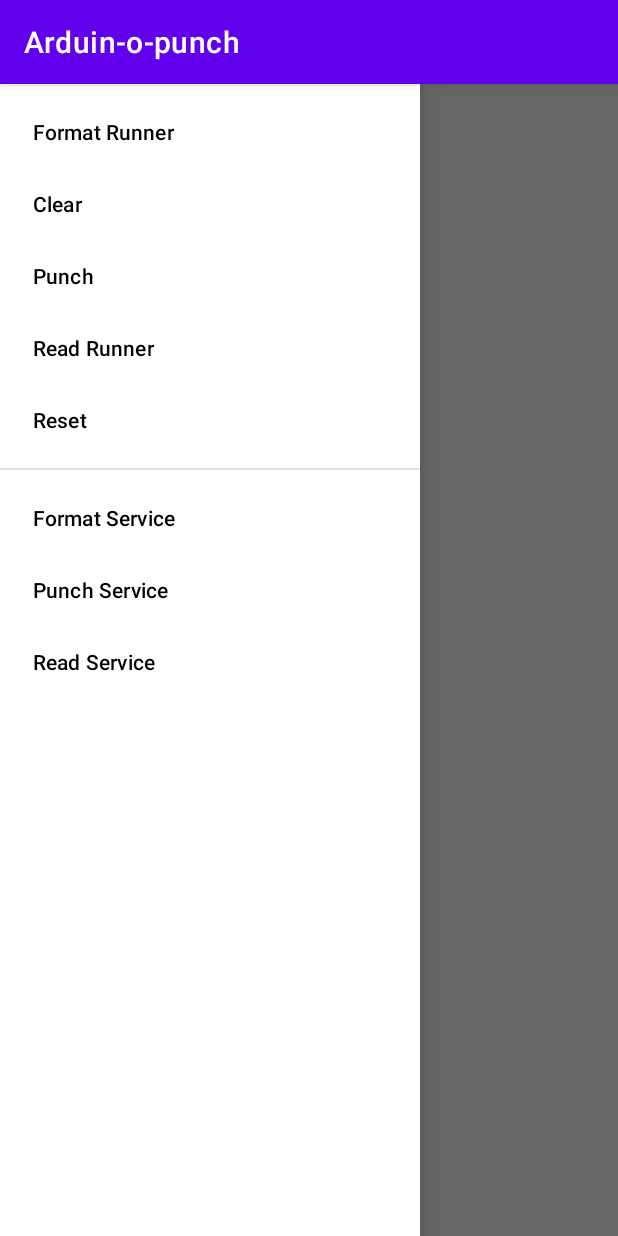
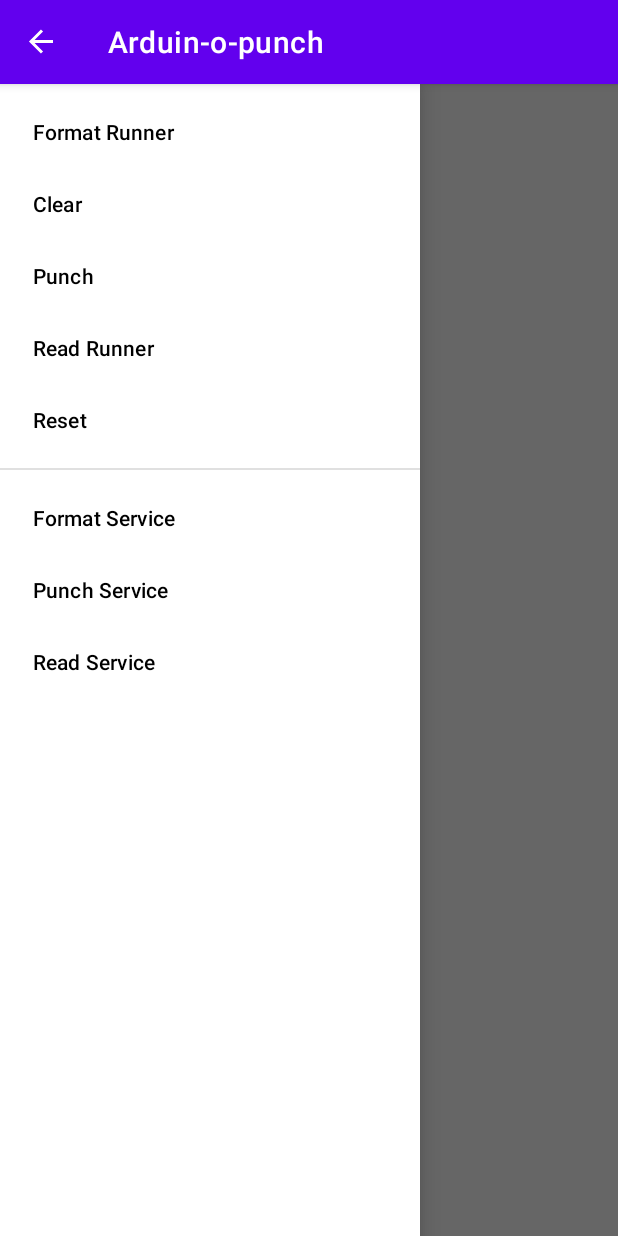
Before and after one commit to sakhnik/arduin-o-punch, an Android app: the screen it shows after launch (MainActivity), with the side drawer open, on a phone screen of 412 x 824 dp. Run offline under Robolectric (Android 15) with nearby library versions, the phone set to English and light mode, and no system bars; 2 statements that could not run were skipped.

Commit message:
Fix #8 Add a hamburger to the action bar in Android

```diff
--- a/android/app/src/main/java/com/sakhnik/arduinopunch/MainActivity.kt
+++ b/android/app/src/main/java/com/sakhnik/arduinopunch/MainActivity.kt
@@ -9,6 +9,7 @@ import android.nfc.tech.MifareClassic
 import android.os.Build
 import android.os.Bundle
 import android.util.Log
+import android.view.MenuItem
 import android.widget.Button
 import android.widget.CheckBox
 import android.widget.EditText
@@ -18,7 +19,11 @@ import android.widget.TableLayout
 import android.widget.TableRow
 import android.widget.TextView
 import android.widget.Toast
+import androidx.appcompat.app.ActionBarDrawerToggle
 import androidx.appcompat.app.AppCompatActivity
+import androidx.appcompat.widget.Toolbar
+import androidx.core.view.GravityCompat
+import androidx.drawerlayout.widget.DrawerLayout
 import com.google.android.material.navigation.NavigationView
 import kotlinx.coroutines.Dispatchers
 import kotlinx.coroutines.GlobalScope
@@ -52,9 +57,18 @@ class MainActivity : AppCompatActivity() {
         super.onCreate(savedInstanceState)
         setContentView(R.layout.activity_main)
 
+        supportActionBar?.apply {
+            setDisplayHomeAsUpEnabled(true)
+            setHomeAsUpIndicator(R.drawable.ic_menu)
+        }
+        val drawerLayout: DrawerLayout = findViewById(R.id.drawer_layout)
+        val toggle = ActionBarDrawerToggle(this, drawerLayout, R.string.navigation_drawer_open, R.string.navigation_drawer_close)
+        drawerLayout.addDrawerListener(toggle)
+        toggle.syncState()
+
         clockOffsets.init()
 
-        val navigationView = findViewById<NavigationView>(R.id.navigationView)
+        val navigationView = findViewById<NavigationView>(R.id.navigation_view)
 
         navigationView.setNavigationItemSelectedListener { menuItem ->
             val viewId = menuToLayout.getOrDefault(menuItem.itemId, currentView)
@@ -76,8 +90,22 @@ class MainActivity : AppCompatActivity() {
         )
     }
 
+    override fun onOptionsItemSelected(item: MenuItem): Boolean {
+        val id = item.itemId
+        if (id == android.R.id.home) {
+            val drawerLayout: DrawerLayout = findViewById(R.id.drawer_layout)
+            if (drawerLayout.isDrawerOpen(GravityCompat.START)) {
+                drawerLayout.closeDrawer(GravityCompat.START)
+            } else {
+                drawerLayout.openDrawer(GravityCompat.START)
+            }
+            return true
+        }
+        return super.onOptionsItemSelected(item)
+    }
+
     private fun setActiveView(viewId: Int) {
-        val container = findViewById<FrameLayout>(R.id.container)
+        val container = findViewById<FrameLayout>(R.id.main_content)
         container.removeAllViews()
         val view = layoutInflater.inflate(viewId, container, false)
         container.addView(view)
--- /dev/null
+++ b/android/app/src/main/res/drawable/ic_menu.xml
@@ -0,0 +1,11 @@
+<vector
+    xmlns:android="http://schemas.android.com/apk/res/android"
+    android:width="24dp"
+    android:height="24dp"
+    android:viewportWidth="24"
+    android:viewportHeight="24">
+
+    <path
+        android:fillColor="#FFFFFF"
+        android:pathData="M3,18h18v-2H3v2Z M3,13h18v-2H3v2Z M3,6v2h18V6H3Z" />
+</vector>
--- a/android/app/src/main/res/layout/activity_main.xml
+++ b/android/app/src/main/res/layout/activity_main.xml
@@ -7,19 +7,19 @@
     tools:context=".MainActivity">
 
     <androidx.drawerlayout.widget.DrawerLayout
-        xmlns:android="http://schemas.android.com/apk/res/android"
+        android:id="@+id/drawer_layout"
         android:elevation="16dp"
         android:layout_width="match_parent"
         android:layout_height="match_parent">
 
         <FrameLayout
-            android:id="@+id/container"
+            android:id="@+id/main_content"
             android:layout_width="match_parent"
             android:layout_height="match_parent">
         </FrameLayout>
 
         <com.google.android.material.navigation.NavigationView
-            android:id="@+id/navigationView"
+            android:id="@+id/navigation_view"
             android:layout_width="wrap_content"
             android:layout_height="match_parent"
             android:layout_gravity="start"
--- a/android/app/src/main/res/values/strings.xml
+++ b/android/app/src/main/res/values/strings.xml
@@ -1,3 +1,5 @@
 <resources>
     <string name="app_name">Arduin-o-punch</string>
+    <string name="navigation_drawer_open">Navigation drawer open</string>
+    <string name="navigation_drawer_close">Navigation drawer close</string>
 </resources>
```
